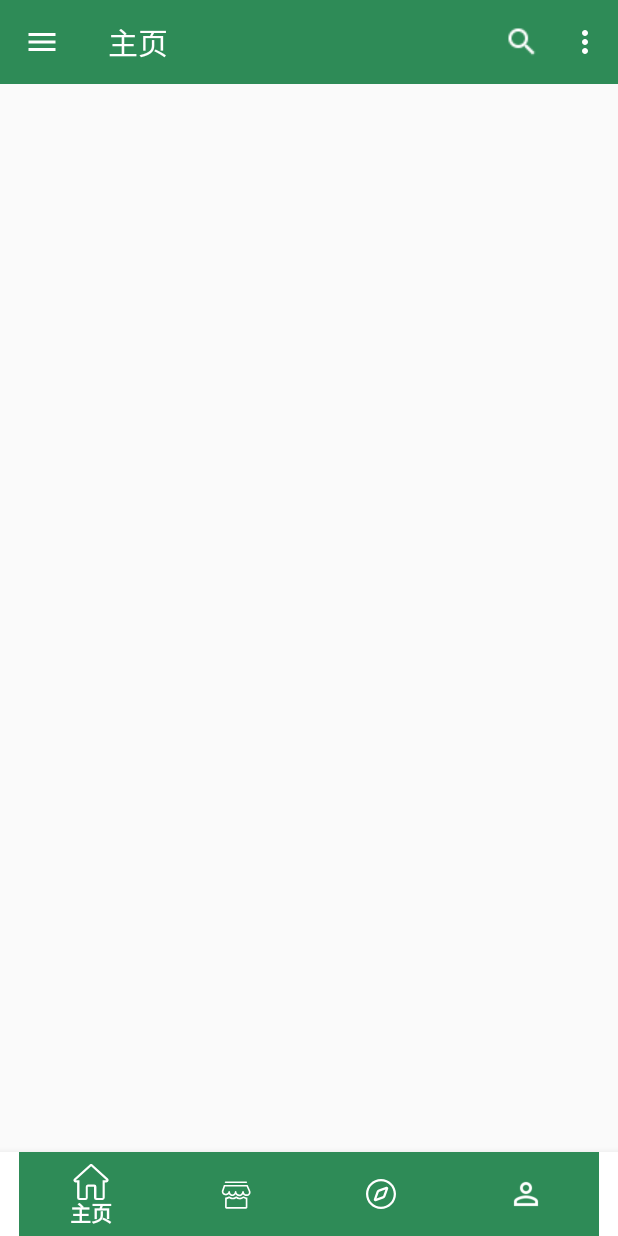
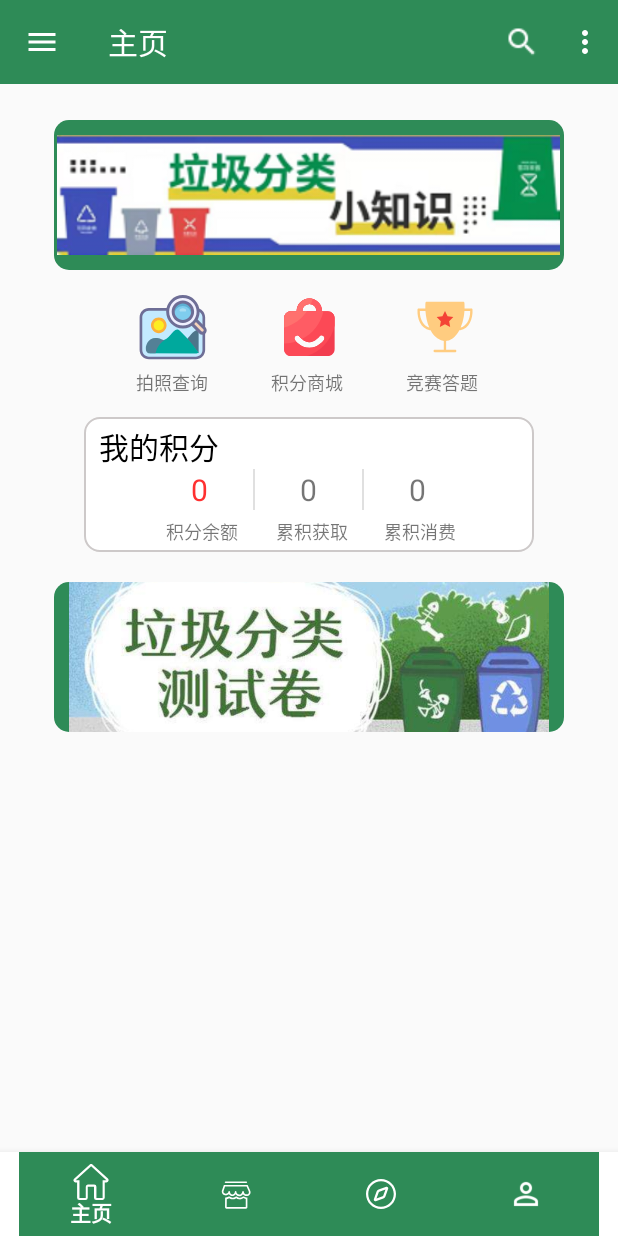
Before and after one commit to Echo-zero/final, an Android app: the screen it shows after launch (MainActivity), on a phone screen of 412 x 824 dp. Run offline under Robolectric (Android 15) with nearby library versions, the phone set to English and light mode, and no system bars; our stand-ins replace Volley; network calls fail.

Commit message:
主页fragment添加

```diff
--- /dev/null
+++ b/app/src/main/java/com/example/afinal/HomepageFragment.java
@@ -0,0 +1,45 @@
+package com.example.afinal;
+
+import android.os.Bundle;
+import android.view.LayoutInflater;
+import android.view.View;
+import android.view.ViewGroup;
+import android.widget.ImageButton;
+import android.widget.TextView;
+
+import androidx.annotation.NonNull;
+import androidx.annotation.Nullable;
+import androidx.fragment.app.Fragment;
+
+public class HomepageFragment extends Fragment {
+    @Override
+    public View onCreateView(@NonNull LayoutInflater inflater, @Nullable ViewGroup container, @Nullable Bundle savedInstanceState) {
+        View view = inflater.inflate(R.layout.homepage_fragment, null);
+
+        return view;
+    }
+
+    public void onActivityCreated(Bundle savedInstanceState) {
+
+        super.onActivityCreated(savedInstanceState);
+
+        //显示用户的积分
+        TextView pointHave = (TextView) getActivity().findViewById(R.id.pointHave);
+        TextView pointGet = (TextView) getActivity().findViewById(R.id.pointGet);
+        TextView pointUsed = (TextView) getActivity().findViewById(R.id.pointUsed);
+        //按钮跳转其他事件
+        ImageButton message = (ImageButton) getActivity().findViewById(R.id.imageView);//垃圾分类小知识
+        ImageButton compete = (ImageButton) getActivity().findViewById(R.id.compete);//答题入口1
+        ImageButton homepage_search = (ImageButton) getActivity().findViewById(R.id.search);//照片查询
+        ImageButton shop = (ImageButton) getActivity().findViewById(R.id.shop);//商城
+        ImageButton quiz = (ImageButton) getActivity().findViewById(R.id.quizButton);//答题入口2
+
+        message.setOnClickListener(new View.OnClickListener() {
+            @Override
+            public void onClick(View view) {
+
+            }
+        });
+
+    }
+}
--- /dev/null
+++ b/app/src/main/res/drawable/frame_shape.xml
@@ -0,0 +1,12 @@
+<?xml version="1.0" encoding="UTF-8"?>
+
+<shape xmlns:android="http://schemas.android.com/apk/res/android">
+
+    <solid android:color="#FFFFFF" />
+
+    <stroke android:width="1dp" android:color="@color/gray" />
+
+    <padding android:left="5dp" android:top="5dp" android:right="5dp" android:bottom="3dp" />
+    <corners android:radius="10dip" />
+
+</shape>
--- /dev/null
+++ b/app/src/main/res/drawable/ic_compete.xml
@@ -0,0 +1,5 @@
+<vector android:height="45dp" android:viewportHeight="1024"
+    android:viewportWidth="1024" android:width="45dp" xmlns:android="http://schemas.android.com/apk/res/android">
+    <path android:fillColor="#FFCC80" android:pathData="M926.5,251c0,-10.2 -7.8,-18.5 -17.5,-18.5L806.5,232.5v-2c0.1,-6.4 0.3,-12.7 0.3,-18.9 0,-19.6 -0.8,-40.2 -2.4,-62.9 -0.7,-9.6 -8.4,-17.1 -17.5,-17.1L235.4,131.6c-9.1,0 -16.8,7.5 -17.5,17.1 -1.6,19.9 -2.5,43 -2.5,66.3 0,1.7 0.1,6.9 0.2,12.1l0.1,5.5L115,232.6c-9.6,0 -17.5,8.3 -17.5,18.6 -6.4,134.8 48.8,283 186.7,310 1,0.3 2.1,0.4 3.3,0.4 1.9,0 3.7,-0.4 5.5,-1l1.3,-0.5 0.8,1.5c21.6,39.9 46.7,73.2 74.5,99.1 34.9,32.5 72.9,52.2 113,58.6l11.1,2v134.1h-137c-9.6,0 -17.5,8.3 -17.5,18.5 0,9.8 7.4,17.9 16.6,18.4h310.1c9.6,0 17.5,-8.3 17.5,-18.4 0,-10.2 -7.9,-18.5 -17.5,-18.5h-137L528.9,736c-0.1,-0.6 0,-1.1 0,-2.1v-12.7l11.1,-1.9c40.1,-6.4 78.1,-26.1 113,-58.5 27.9,-26 53.1,-59.6 74.9,-99.8l0.9,-1.6 1.6,0.7c1.9,1 4.2,1.5 6.6,1.5 1.2,0 2.3,-0.2 3.3,-0.5C877.7,534.2 932.9,386 926.5,251zM272,520.8c-68.6,-19.3 -141.3,-105.7 -139,-249.3h0.1v-1.9h84.6l0.1,1.9c6.5,91 25.5,174 56.4,246.7l1.6,3.8 -3.8,-1.2zM891,271.5c2.3,145.3 -71.3,231.4 -140.7,249.8l-3.9,1 1.6,-3.8c20.5,-48.3 36,-101.4 45.7,-157.8 0,0 1.5,-8.4 1.8,-10.7 3.4,-20.8 6,-42.4 7.9,-64l0.6,-7.6 0.6,-8.8h86.3l0.1,1.9z"/>
+    <path android:fillColor="#F44336" android:pathData="M512,272.1l38.8,78.5 86.7,12.6 -62.8,61.2 14.8,86.3L512,470l-77.5,40.7 14.8,-86.3 -62.8,-61.2 86.7,-12.6z"/>
+</vector>
--- /dev/null
+++ b/app/src/main/res/drawable/ic_homepage_search.xml
@@ -0,0 +1,21 @@
+<vector android:height="45dp" android:viewportHeight="1024"
+    android:viewportWidth="1024" android:width="45dp" xmlns:android="http://schemas.android.com/apk/res/android">
+    <path android:fillColor="#FFCC66" android:pathData="M298,432.92m-90,0a90,90 0,1 0,180 0,90 90,0 1,0 -180,0Z"/>
+    <path android:fillColor="#C3EAFF" android:pathData="M29,858.34c0,66.27 53.72,120 120,120h707.11c66.28,0 120,-53.73 120,-120V365.8c0,-66.28 -53.72,-120 -120,-120H149c-66.28,0 -120,53.72 -120,120v492.53z"/>
+    <path android:fillColor="#4D758A" android:pathData="M727.79,691.75s170.21,-233.91 170.21,-86.83c0,86 0,0 0,0v304l-170.21,-217.17z"/>
+    <path android:fillColor="#6E6E96" android:pathData="M856.11,998.34H149c-77.2,0 -140,-62.8 -140,-140V365.8c0,-77.2 62.8,-140 140,-140h707.11c77.2,0 140,62.8 140,140v492.53c0,77.2 -62.8,140 -140,140zM149,265.8c-55.14,0 -100,44.86 -100,100v492.53c0,55.14 44.86,100 100,100h707.11c55.14,0 100,-44.86 100,-100V365.8c0,-55.14 -44.86,-100 -100,-100H149z"/>
+    <path android:fillColor="#00A99D" android:pathData="M865.95,911.16l32.05,-10.24c-64,-89.98 -144.13,-199.87 -267.86,-317.93 -123.16,-136.65 -153.79,202.82 -354.14,119.93 -154.99,-90.26 -114,206.17 -114,206.17l-58.66,-0.17 762.62,2.24z"/>
+    <path android:fillColor="#FCEE21" android:pathData="M298,487.13m-97.54,0a97.54,97.54 0,1 0,195.07 0,97.54 97.54,0 1,0 -195.07,0Z"/>
+    <path android:fillColor="#FBB03B" android:pathData="M298,604.66c-64.81,0 -117.54,-52.73 -117.54,-117.54 0,-64.81 52.73,-117.54 117.54,-117.54s117.54,52.73 117.54,117.54c0,64.81 -52.73,117.54 -117.54,117.54zM298,409.59c-42.75,0 -77.54,34.78 -77.54,77.54s34.78,77.54 77.54,77.54 77.54,-34.78 77.54,-77.54 -34.78,-77.54 -77.54,-77.54z"/>
+    <path android:fillColor="#548096" android:pathData="M103.33,842.1v-24.81s21.21,-137.94 137.94,-137.94 83.86,40.45 155.96,23.71C318,740.48 266,824.48 250,908.92H162s-58.66,0 -58.66,-66.82z"/>
+    <path android:fillColor="#F5D3BC" android:pathData="M953.76,605.12a42.98,42.98 0,0 1,-30.46 -12.62l-187.43,-187.43c-16.83,-16.83 -16.83,-44.1 0,-60.93 16.83,-16.82 44.1,-16.82 60.93,0l187.43,187.43c16.83,16.83 16.83,44.1 0,60.93a42.91,42.91 0,0 1,-30.47 12.62z"/>
+    <path android:fillColor="#6E6E96" android:pathData="M953.76,627.51a65.04,65.04 0,0 1,-46.28 -19.17l-187.44,-187.43a65.02,65.02 0,0 1,-19.18 -46.29c0,-17.49 6.81,-33.93 19.18,-46.3a65.05,65.05 0,0 1,46.29 -19.17c17.48,0 33.92,6.81 46.29,19.17l187.43,187.43c12.37,12.37 19.18,28.8 19.18,46.29s-6.81,33.93 -19.18,46.3a65.02,65.02 0,0 1,-46.3 19.18zM766.34,353.91a20.6,20.6 0,0 0,-14.64 6.06,20.58 20.58,0 0,0 -6.06,14.64c0,5.53 2.15,10.72 6.06,14.64l187.43,187.43c3.91,3.91 9.11,6.06 14.64,6.06s10.73,-2.16 14.65,-6.06a20.57,20.57 0,0 0,6.06 -14.64,20.57 20.57,0 0,0 -6.06,-14.64l-187.43,-187.43a20.58,20.58 0,0 0,-14.65 -6.07z"/>
+    <path android:fillColor="#F0F0FF" android:pathData="M660.99,281.98m-229.47,0a229.47,229.47 0,1 0,458.94 0,229.47 229.47,0 1,0 -458.94,0Z"/>
+    <path android:fillColor="#6E6E96" android:pathData="M660.99,533.83c-138.88,0 -251.85,-112.98 -251.85,-251.85s112.98,-251.85 251.85,-251.85c138.87,0 251.85,112.98 251.85,251.85s-112.98,251.85 -251.85,251.85zM660.99,74.9c-114.19,0 -207.09,92.9 -207.09,207.08s92.9,207.09 207.09,207.09 207.08,-92.9 207.08,-207.09 -92.9,-207.08 -207.08,-207.08z"/>
+    <path android:fillColor="#7FCDEE" android:pathData="M660.99,281.98m-146.53,0a146.53,146.53 0,1 0,293.06 0,146.53 146.53,0 1,0 -293.06,0Z"/>
+    <path android:fillAlpha="0.3" android:fillColor="#0C6D95"
+        android:pathData="M659.68,197.22c60.11,0 110.28,42.57 122.01,99.2 1.7,-8.2 2.6,-16.7 2.6,-25.4 0,-68.82 -55.79,-124.61 -124.61,-124.61S535.08,202.2 535.08,271.02c0,8.71 0.9,17.2 2.6,25.4 11.72,-56.64 61.9,-99.2 122,-99.2z" android:strokeAlpha="0.3"/>
+    <path android:fillColor="#6E6E96" android:pathData="M660.99,450.9c-93.14,0 -168.91,-75.78 -168.91,-168.91s75.77,-168.91 168.91,-168.91c93.14,0 168.91,75.77 168.91,168.91s-75.77,168.91 -168.91,168.91zM660.99,157.84c-68.45,0 -124.14,55.69 -124.14,124.14 0,68.46 55.69,124.15 124.14,124.15s124.14,-55.69 124.14,-124.15c0,-68.45 -55.69,-124.14 -124.14,-124.14z"/>
+    <path android:fillAlpha="0.5" android:fillColor="#D4EEF9"
+        android:pathData="M609.08,262.53c0,-17.89 22.72,-32.4 50.74,-32.4 28.02,0 50.74,14.5 50.74,32.4s-20.14,15.74 -48.16,15.74c-28.03,-0 -53.32,2.15 -53.32,-15.74z" android:strokeAlpha="0.5"/>
+</vector>
--- /dev/null
+++ b/app/src/main/res/drawable/ic_homepage_shop.xml
@@ -0,0 +1,7 @@
+<vector android:height="45dp" android:viewportHeight="1024"
+    android:viewportWidth="1024" android:width="45dp" xmlns:android="http://schemas.android.com/apk/res/android">
+    <path android:fillColor="#F23D4F" android:pathData="M795.8,273.97h-86.84v-1.79c0,-105.37 -85.76,-191.13 -191.13,-191.13S326.71,166.76 326.71,272.13v1.79L239.82,273.92c-56.47,0 -102.2,45.77 -102.2,102.2v470.78c0,56.47 45.77,102.2 102.2,102.2h555.98c56.42,0 102.2,-45.77 102.2,-102.2L898,376.17c0,-56.42 -45.72,-102.2 -102.2,-102.2zM411.6,272.13c0,-58.57 47.67,-106.19 106.19,-106.19s106.19,47.62 106.19,106.19v1.79L411.6,273.92v-1.79zM736.2,706.56c-3.64,4.86 -90.11,119.35 -219.14,119.35 -129.33,0 -214.27,-114.79 -217.86,-119.71 -13.77,-18.94 -9.57,-45.52 9.37,-59.29a42.44,42.44 0,0 1,59.24 9.27c1.13,1.54 64,84.84 149.25,84.84 85.45,0 150.32,-84.22 150.99,-85.04a42.38,42.38 0,0 1,59.39 -8.76c18.79,13.93 22.73,40.5 8.76,59.34z"/>
+    <path android:fillColor="#FC4956" android:pathData="M898,376.17c0,-56.47 -45.77,-102.2 -102.2,-102.2h-86.84v-1.79c0,-105.37 -85.76,-191.13 -191.13,-191.13S326.71,166.76 326.71,272.18v1.79L239.82,273.97c-56.47,0 -102.2,45.77 -102.2,102.2v470.78c0,56.47 45.77,102.2 102.2,102.2h241c209.97,-65.79 371.4,-241.31 417.13,-459.42L897.95,376.17zM411.6,272.13c0,-58.57 47.67,-106.19 106.19,-106.19 58.57,0 106.19,47.62 106.19,106.19v1.79L411.6,273.92v-1.79zM736.2,706.56c-3.64,4.86 -90.11,119.35 -219.14,119.35 -129.33,0 -214.27,-114.79 -217.86,-119.71 -13.77,-18.94 -9.63,-45.52 9.37,-59.29a42.44,42.44 0,0 1,59.24 9.27c1.13,1.54 64,84.84 149.25,84.84 85.45,0 150.32,-84.22 150.99,-85.04a42.38,42.38 0,0 1,59.39 -8.76c18.79,13.93 22.73,40.5 8.76,59.34z"/>
+    <path android:fillColor="#FF5C64" android:pathData="M708.97,272.13c0,-105.37 -85.76,-191.13 -191.13,-191.13S326.71,166.71 326.71,272.13v1.79L239.82,273.92c-56.47,0 -102.2,45.77 -102.2,102.2v382.77c63.08,-0.87 123.85,-11.26 180.99,-29.75 -11.72,-12.6 -18.48,-21.66 -19.4,-22.99 -13.77,-18.94 -9.63,-45.52 9.37,-59.29a42.44,42.44 0,0 1,59.24 9.27c0.51,0.72 14.03,18.59 36.71,37.73C568.32,611.48 690.18,457.98 729.55,273.92h-20.58v-1.79zM624.03,273.97L411.6,273.97v-1.79c0,-58.57 47.67,-106.19 106.19,-106.19 58.57,0 106.19,47.62 106.19,106.19v1.79z"/>
+    <path android:fillColor="#FF716E" android:pathData="M481.74,273.97h-70.14v-1.79c0,-58.57 47.67,-106.19 106.19,-106.19 7.53,0 14.85,0.82 21.91,2.3a618.55,618.55 0,0 0,27.85 -80.59c-15.87,-4.3 -32.56,-6.6 -49.77,-6.6 -105.37,0 -191.13,85.71 -191.13,191.13v1.79H239.82c-56.47,0 -102.2,45.77 -102.2,102.2v143.67c141.82,-39.01 263.17,-127.59 344.12,-245.91z"/>
+</vector>
--- a/app/src/main/res/layout/homepage_fragment.xml
+++ b/app/src/main/res/layout/homepage_fragment.xml
@@ -9,7 +9,7 @@
         android:id="@+id/imageView"
         android:layout_width="340dp"
         android:layout_height="100dp"
-        android:layout_marginTop="50dp"
+        android:layout_marginTop="80dp"
         android:scaleType="centerCrop"
         android:background="@drawable/button_shape"
         android:layout_centerHorizontal="true"
@@ -146,7 +146,7 @@
         <LinearLayout
             android:layout_width="wrap_content"
             android:layout_height="wrap_content"
-            android:layout_marginLeft="18dp"
+            android:layout_marginLeft="32dp"
             android:layout_marginTop="5dp"
             android:orientation="horizontal">
 
```
Also changed, not shown: app/src/main/res/drawable/quiz.png (added), app/src/main/res/drawable/xiaozhishi.png (added).
